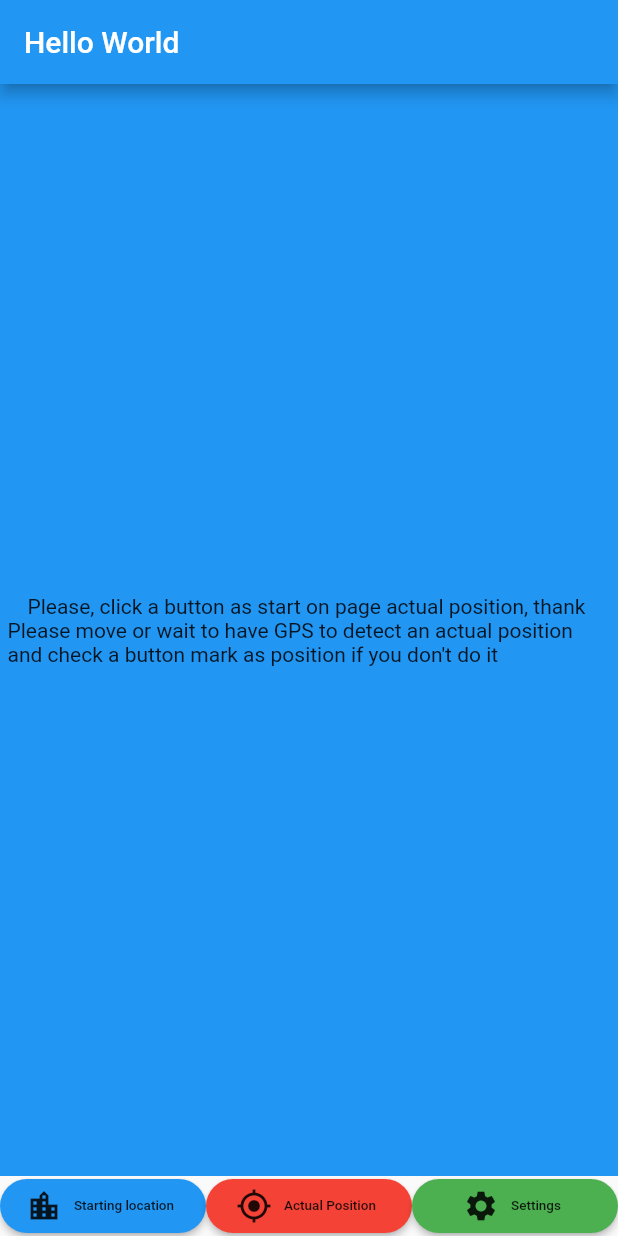
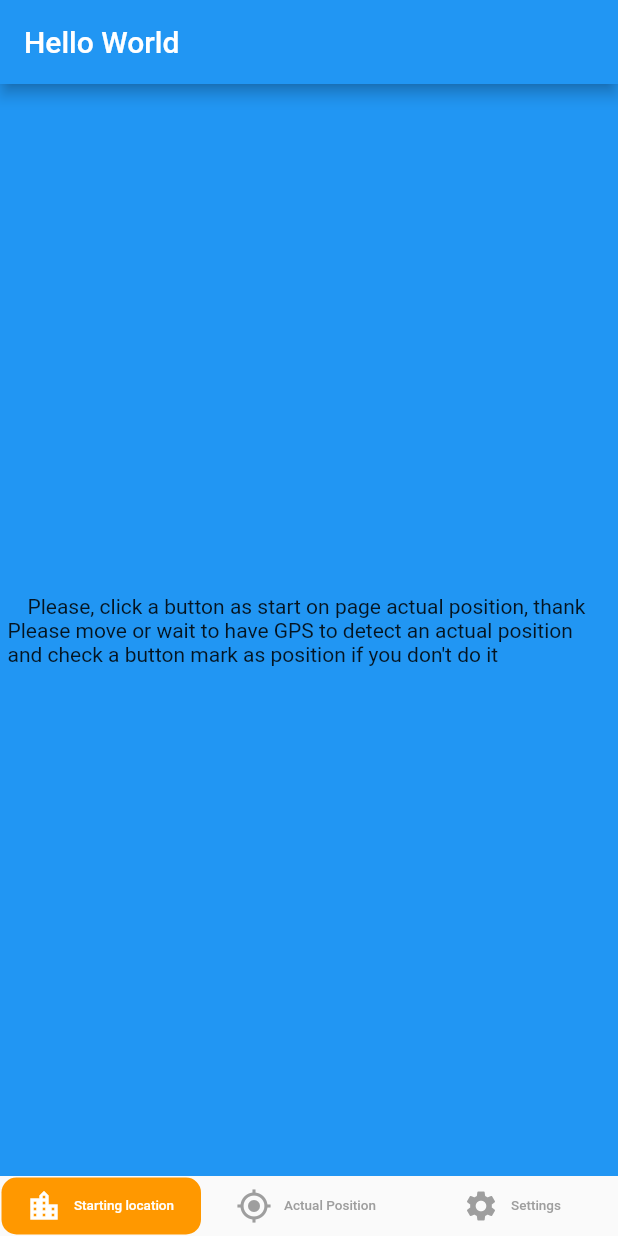
Before and after one commit to aadile/flutter-outofbound, a Flutter app: the screen it shows after launch, on a phone screen of 412 x 824 dp. Run offline on Flutter 3.47's test engine with Material 2 defaults, Android fonts, the phone set to English and light mode, and no system bars; our stand-ins replace flutter_local_notifications, flutter_svg, geolocator, location, toggle_switch.

Commit message:
feat(step12) custom navbar : animatedAlign show color orange on menu button active

```diff
--- a/lib/main.dart
+++ b/lib/main.dart
@@ -1,4 +1,5 @@
 import 'package:flutter/material.dart';
+import 'package:flutter_svg/flutter_svg.dart';
 import 'package:out_of_bound_ato/provider/location_provider.dart';
 import 'package:out_of_bound_ato/provider/settings_provider.dart';
 import 'package:out_of_bound_ato/subpage/actual_position.dart';
@@ -16,16 +17,14 @@ void main() {
 class MyApp extends StatelessWidget {
   @override
   Widget build(BuildContext context) {
-    return MultiProvider(
-      providers: [
+    return MultiProvider(providers: [
       ChangeNotifierProvider(
         create: (context) => LocationProvider(),
       ),
       ChangeNotifierProvider(
         create: (context) => SettingsProvider(),
       )
-      ],
-      child: MaterialApp(title: "Welcome to World Flutter", home: HomePage()));
+    ], child: MaterialApp(title: "Welcome to World Flutter", home: HomePage()));
   }
 }
 
@@ -37,7 +36,8 @@ class HomePage extends StatefulWidget {
 class _HomePageState extends State<HomePage> {
   int selectedButton = 0;
   final choiceButton = [StartPosition(), ActualPosition(), SettingsPage()];
-  final choiceColorButton = [Colors.blue, Colors.red, Colors.green];
+
+  Alignment _alignment = Alignment.bottomLeft;
 
   @override
   Widget build(BuildContext context) {
@@ -47,60 +47,96 @@ class _HomePageState extends State<HomePage> {
         bottomNavigationBar: Container(
             height: 40,
             alignment: Alignment.bottomCenter,
-            child: Row(
-              mainAxisAlignment: MainAxisAlignment.spaceEvenly,
-              children: [
+            child: Stack(children: <Widget>[
+              AnimatedAlign(
+                duration: Duration(milliseconds: 500),
+                alignment: _alignment,
+                child: Container(
+                  width: 135,
+                  //height: kBottomNavigationBarHeight,
+                  padding: EdgeInsets.all(1),
+                  child: Container(
+                    decoration: BoxDecoration(
+                      color: Colors.orange,
+                      borderRadius: BorderRadius.circular(10),
+                    ),
+                  ),
+                ),
+              ),
+              Row(mainAxisAlignment: MainAxisAlignment.spaceEvenly, children: [
                 Expanded(
-                  child: RaisedButton.icon(
+                  child: FlatButton.icon(
                       onPressed: () {
                         setState(() {
                           selectedButton = 0;
+                          _alignment = Alignment.bottomLeft;
                           print("selected Button Starting Location");
                         });
                       },
-                      icon: Icon(Icons.location_city),
+                      icon: Icon(Icons.location_city,
+                          color:
+                              selectedButton == 0 ? Colors.white : Colors.grey),
                       label: Flexible(
                           child: Text("Starting location",
-                              style: new TextStyle(fontSize: TEXT_SIZE),
+                              style: new TextStyle(
+                                  fontSize: TEXT_SIZE,
+                                  color: selectedButton == 0
+                                      ? Colors.white
+                                      : Colors.grey),
                               textAlign: TextAlign.center)),
-                      color: Colors.blue,
+                      //color: Colors.blue,
                       shape: new RoundedRectangleBorder(
                           borderRadius: new BorderRadius.circular(30.0))),
                 ),
                 Expanded(
-                    child: RaisedButton.icon(
+                    child: FlatButton.icon(
                         onPressed: () {
                           setState(() {
                             selectedButton = 1;
+                            _alignment = Alignment.bottomCenter;
                             print("selected Button Actual Location");
                           });
                         },
-                        icon: Icon(Icons.my_location),
+                        icon: Icon(Icons.my_location,
+                            color: selectedButton == 1
+                                ? Colors.white
+                                : Colors.grey),
                         label: Flexible(
                             child: Text("Actual Position",
-                                style: new TextStyle(fontSize: TEXT_SIZE),
+                                style: new TextStyle(
+                                    fontSize: TEXT_SIZE,
+                                    color: selectedButton == 1
+                                        ? Colors.white
+                                        : Colors.grey),
                                 textAlign: TextAlign.center)),
-                        color: Colors.red,
+                        //color: Colors.red,
                         shape: new RoundedRectangleBorder(
                             borderRadius: new BorderRadius.circular(30.0)))),
                 Expanded(
-                    child: RaisedButton.icon(
+                    child: FlatButton.icon(
                         onPressed: () {
                           setState(() {
                             selectedButton = 2;
+                            _alignment = Alignment.bottomRight;
                             print("selected Button Setting");
                           });
                         },
-                        icon: Icon(Icons.settings),
+                        icon: Icon(Icons.settings,
+                            color: selectedButton == 2
+                                ? Colors.white
+                                : Colors.grey),
                         label: Flexible(
                             child: Text("Settings",
-                                style: new TextStyle(fontSize: TEXT_SIZE),
+                                style: new TextStyle(
+                                    fontSize: TEXT_SIZE,
+                                    color: selectedButton == 2
+                                        ? Colors.white
+                                        : Colors.grey),
                                 textAlign: TextAlign.center)),
-                        color: Colors.green,
+                        //color: Colors.green,
                         shape: new RoundedRectangleBorder(
                             borderRadius: new BorderRadius.circular(30.0))))
-              ],
-            ))
-        );
+              ])
+            ])));
   }
 }
```
Also changed, not shown: pubspec.yaml (+5 -5 lines), assets/icons/icon_city.svg (added), assets/icons/icon_position.svg (added), assets/icons/icon_settings.svg (added), pubspec.lock, 11 other files. Lines whose indentation alone changed are shown as unchanged.
